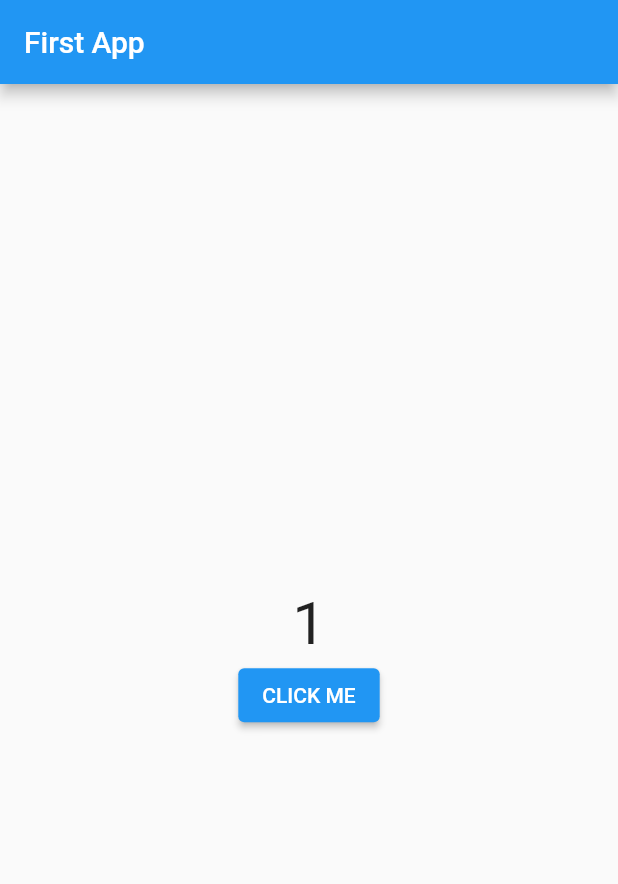
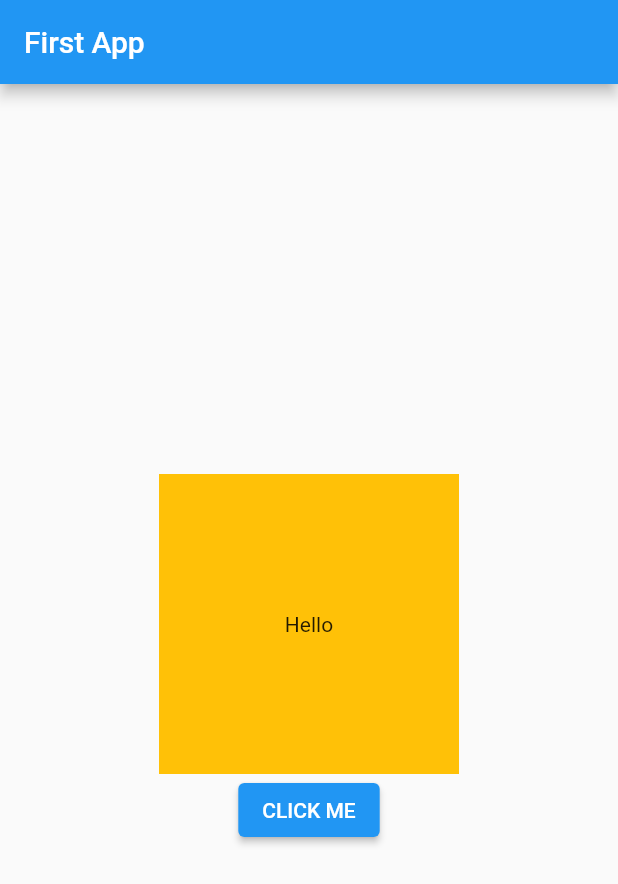
Before and after one commit to 123Vind/firstapp, a Flutter app: the screen it shows after launch, after a tap on "CLICK ME", on a phone screen of 412 x 824 dp. Shown: the top 884 px of the screen. Run offline on Flutter 3.47's test engine with Material 2 defaults, Android fonts, the phone set to English and light mode, and no system bars; missing offline and left inert: dart:ffi.

Commit message:
Added Color on button press

```diff
--- a/lib/main.dart
+++ b/lib/main.dart
@@ -1,3 +1,4 @@
+import 'dart:ffi';
 import 'dart:ui';
 
 import 'package:flutter/material.dart';
@@ -30,20 +31,17 @@ class TestingWidget extends StatefulWidget {
 
 class _TestingWidgetState extends State<TestingWidget> {
   int t = 0;
-  String counter = "";
-  void changecounter() {
+  var d = Colors.amber;
+  bool b = false;
+  void changecolor() {
     setState(() {
-      if (t == 30) {
-        t = 0;
+      if (b == false) {
+        b = true;
+        d = Colors.amber;
+      } else {
+        b = false;
+        d = Colors.red;
       }
-      t++;
-      counter = t.toString();
-    });
-  }
-
-  void change2() {
-    setState(() {
-      counter = "Long press";
     });
   }
 
@@ -61,14 +59,19 @@ class _TestingWidgetState extends State<TestingWidget> {
             children: [
               Column(
                 children: [
-                  Text(
-                    '$counter',
-                    style: TextStyle(fontSize: 40),
+                  Container(
+                    width: 200,
+                    height: 200,
+                    color: d,
+                    child: const Center(
+                      child: Text(
+                        "Hello",
+                      ),
+                    ),
                   ),
                   ElevatedButton(
-                    onPressed: changecounter,
+                    onPressed: changecolor,
                     child: const Text('CLICK ME'),
-                    onLongPress: change2,
                   )
                 ],
               )
```
